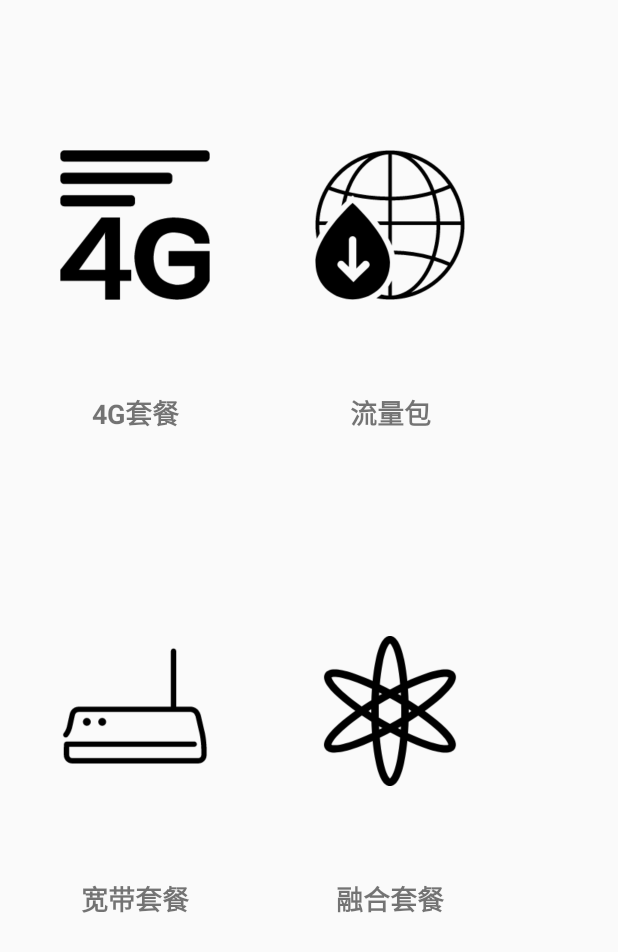
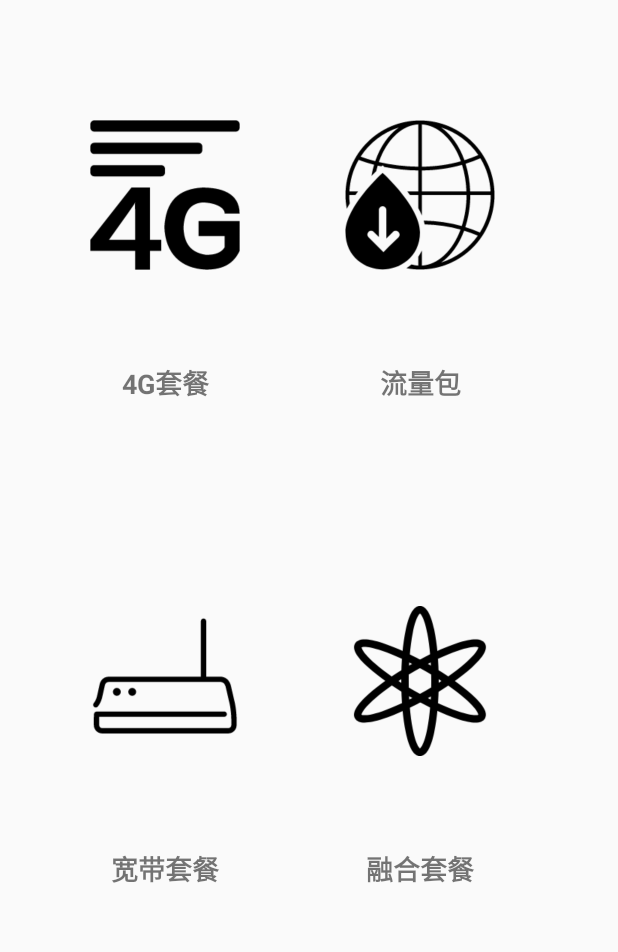
Before and after one commit to renw7/WoMarketing, an Android app: the layout activty_taskmain.xml on its own in the app's theme, with its tools: preview values and no code run, on a phone screen of 412 x 824 dp. Shown: the top 952 px of the screen. Run offline under Robolectric (Android 15) with nearby library versions, the phone set to English and light mode, and no system bars.

Commit message:
修改布局

```diff
--- a/app/src/main/res/layout/activty_taskmain.xml
+++ b/app/src/main/res/layout/activty_taskmain.xml
@@ -15,8 +15,8 @@
             android:id="@+id/imageFourg"
             android:layout_width="100dp"
             android:layout_height="wrap_content"
-            android:layout_marginLeft="40dp"
-            android:layout_marginTop="50dp"
+            android:layout_marginLeft="60dp"
+            android:layout_marginTop="30dp"
             app:srcCompat="@drawable/fourg" />
 
         <ImageView
@@ -24,7 +24,7 @@
             android:layout_width="100dp"
             android:layout_height="wrap_content"
             android:layout_marginLeft="70dp"
-            android:layout_marginTop="50dp"
+            android:layout_marginTop="30dp"
             app:srcCompat="@drawable/flow" />
 
     </LinearLayout>
@@ -38,7 +38,7 @@
             android:id="@+id/textView1"
             android:layout_width="100dp"
             android:layout_height="50dp"
-            android:layout_marginLeft="40dp"
+            android:layout_marginLeft="60dp"
             android:gravity="center"
             android:text="4G套餐"
             android:textSize="18sp"
@@ -64,7 +64,7 @@
             android:id="@+id/imageWideband"
             android:layout_width="100dp"
             android:layout_height="wrap_content"
-            android:layout_marginLeft="40dp"
+            android:layout_marginLeft="60dp"
             android:layout_marginTop="50dp"
             app:srcCompat="@drawable/wideband" />
 
@@ -85,7 +85,7 @@
             android:id="@+id/taskStatus"
             android:layout_width="100dp"
             android:layout_height="50dp"
-            android:layout_marginLeft="40dp"
+            android:layout_marginLeft="60dp"
             android:gravity="center"
             android:text="宽带套餐"
             android:textSize="18sp"
```
